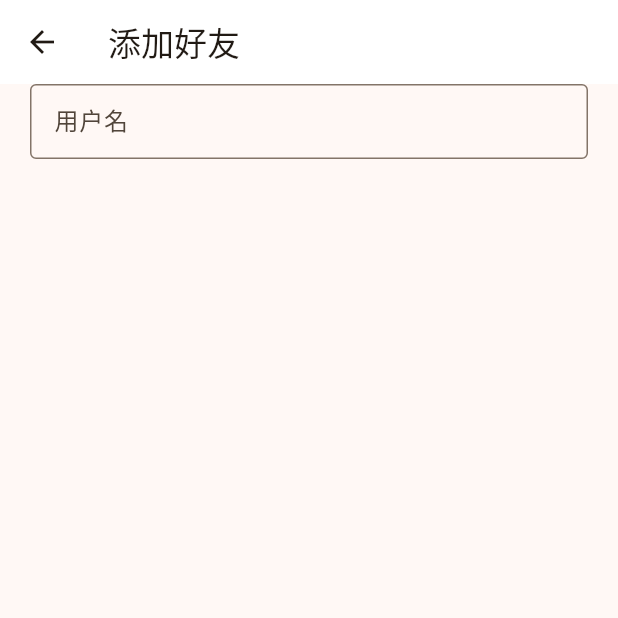
After one commit to mxc-org/flutter_front, a Flutter app: the FriendsUI screen opened directly, after a tap on the "search" icon, on a phone screen of 412 x 824 dp, the top half of it. The commit adds this screen. Run offline on Flutter 3.47's test engine with Material 2 defaults, Android fonts, the light colour scheme and no system bars; our stand-ins replace file_picker.

Commit message:
新增搜索功能，用来添加好友

```diff
--- a/lib/friendsUI.dart
+++ b/lib/friendsUI.dart
@@ -1,4 +1,7 @@
 import 'package:flutter/material.dart';
+import 'package:flutter_front/searchUI.dart';
+import 'package:flutter_front/values.dart';
+import 'package:http/http.dart' as http;
 
 class FriendsUI extends StatefulWidget {
   const FriendsUI({super.key});
@@ -10,6 +13,38 @@ class FriendsUI extends StatefulWidget {
 class _FriendsUIState extends State<FriendsUI> {
   @override
   Widget build(BuildContext context) {
-    return const Center(child: Text("好友界面"),);
+    return Scaffold(
+      appBar: AppBar(
+        backgroundColor: Colors.white,
+        title: const Text("好友"),
+        actions: [
+          IconButton(
+            onPressed: () {
+              Navigator.of(context).push(
+                MaterialPageRoute(
+                  builder: (buildContext) => SearchUI(),
+                ),
+              );
+            },
+            iconSize: 30,
+            icon: const Icon(Icons.search),
+          ),
+        ],
+      ),
+      body: Column(
+        children: [
+          const SizedBox(height: 20),
+          ListTile(
+            leading: const Icon(Icons.people),
+            title: const Text(
+              "新的朋友",
+              style: TextStyle(color: Colors.black, fontSize: 16),
+            ),
+            trailing: const Icon(Icons.arrow_forward),
+            onTap: () {},
+          )
+        ],
+      ),
+    );
   }
 }
--- /dev/null
+++ b/lib/searchUI.dart
@@ -0,0 +1,101 @@
+import 'dart:convert';
+
+import 'package:flutter/material.dart';
+import 'package:flutter_front/values.dart';
+
+import 'package:http/http.dart' as http;
+import 'obj.dart';
+
+class SearchUI extends StatefulWidget {
+  const SearchUI({super.key});
+
+  @override
+  State<SearchUI> createState() => _SearchUIState();
+}
+
+class _SearchUIState extends State<SearchUI> {
+  List<User> listUser = [];
+
+  @override
+  Widget build(BuildContext context) {
+    return Scaffold(
+      appBar: AppBar(
+        title: const Text("添加好友"),
+        backgroundColor: Colors.white,
+      ),
+      body: Column(
+        children: [
+          searchBar(),
+          const SizedBox(
+            height: 20,
+          ),
+          ListView.builder(
+            shrinkWrap: true,
+            itemCount: listUser.length,
+            itemBuilder: (context, i) {
+              return ListTile(
+                title: Text(listUser[i].username),
+                leading: Container(
+                  margin: const EdgeInsets.only(left: 10),
+                  width: 40,
+                  height: 40,
+                  decoration: BoxDecoration(
+                    borderRadius: BorderRadius.circular(20),
+                    image: DecorationImage(
+                      fit: BoxFit.cover,
+                      image: NetworkImage(
+                        "${Values.avatarUrl}${listUser[i].avatarName}",
+                      ),
+                    ),
+                  ),
+                ),
+                trailing: TextButton(
+                  onPressed: () {},
+                  child: const Text(
+                    "添加",
+                    style: TextStyle(fontSize: 16),
+                  ),
+                ),
+              );
+            },
+          ),
+        ],
+      ),
+    );
+  }
+
+  Widget searchBar() {
+    double width = MediaQuery.of(context).size.width;
+    String usernameToSearch = "";
+    return Container(
+      margin: const EdgeInsets.only(left: 20, right: 20),
+      child: ConstrainedBox(
+        constraints: BoxConstraints(maxHeight: 50, maxWidth: width - 40),
+        child: TextField(
+          decoration: const InputDecoration(
+            hintText: "用户名",
+            border: OutlineInputBorder(),
+          ),
+          style: const TextStyle(fontSize: 16),
+          onChanged: (value) {
+            onSearchPressed(value);
+          },
+        ),
+      ),
+    );
+  }
+
+  void onSearchPressed(String username) async {
+    var response = await http.get(
+      Uri.parse("${Values.server}/User/FindUserByUsername?username=$username"),
+    );
+    if (response.body == "") {
+      listUser.clear();
+      setState(() {});
+      return;
+    }
+    listUser.clear();
+    listUser.add(User.jsonToUser(utf8.decode(response.bodyBytes)));
+    setState(() {});
+  }
+}
```
Also changed, not shown: 3 other files.
